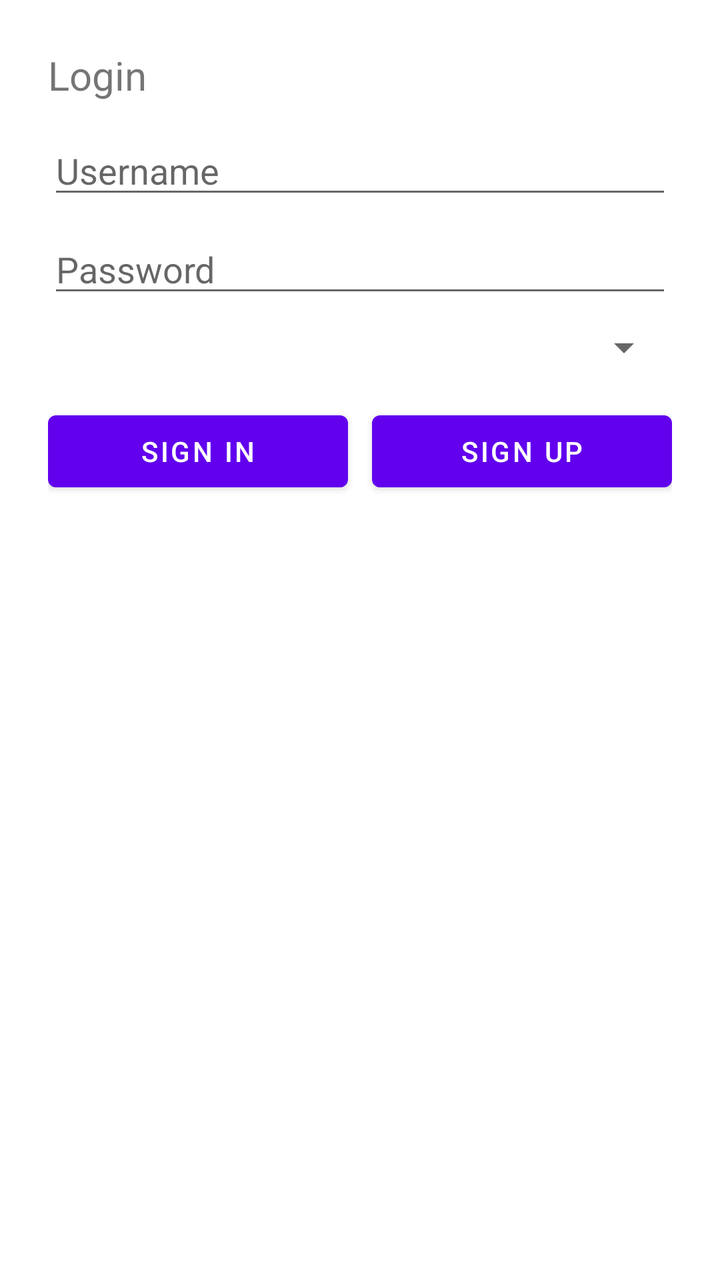
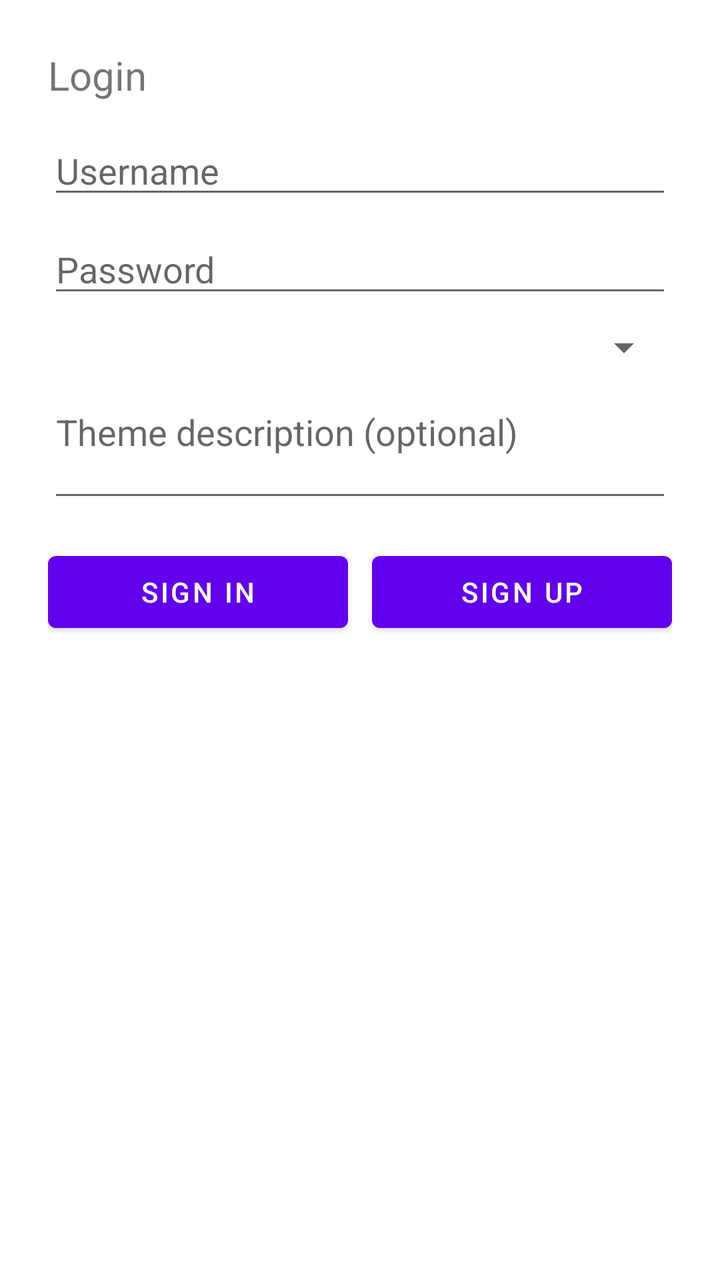

Screens rendered from an Android XML layout before and after an edit, with the pre-edit source and the edit as a unified diff.
<!-- AndroidManifest.xml: application theme Theme.MyFirstApp -->
<!-- res/layout/view_login_form.xml -->
<?xml version="1.0" encoding="utf-8"?>
<LinearLayout xmlns:android="http://schemas.android.com/apk/res/android"
    android:layout_width="match_parent"
    android:layout_height="match_parent"
    android:orientation="vertical"
    android:padding="24dp">

    <LinearLayout
        android:layout_width="match_parent"
        android:layout_height="wrap_content"
        android:layout_marginBottom="12dp"
        android:gravity="center_vertical"
        android:orientation="horizontal">

        <TextView
            android:id="@+id/loginTitle"
            android:layout_width="0dp"
            android:layout_height="wrap_content"
            android:layout_weight="1"
            android:text="Login"
            android:textSize="20sp" />

        <TextView
            android:id="@+id/errorMessage"
            android:layout_width="wrap_content"
            android:layout_height="wrap_content"
            android:layout_marginStart="8dp"
            android:background="#FFEBEE"
            android:padding="6dp"
            android:textColor="#FF0000"
            android:textSize="12sp"
            android:visibility="gone" />

    </LinearLayout>

    <EditText
        android:id="@+id/inputUsername"
        android:layout_width="match_parent"
        android:layout_height="wrap_content"
        android:hint="Username"
        android:inputType="textPersonName" />

    <EditText
        android:id="@+id/inputPassword"
        android:layout_width="match_parent"
        android:layout_height="wrap_content"
        android:layout_marginTop="8dp"
        android:hint="Password"
        android:inputType="textPassword" />

    <Spinner
        android:id="@+id/spinner_layout"
        android:layout_width="match_parent"
        android:layout_height="wrap_content"
        android:layout_marginTop="8dp" />

    <LinearLayout
        android:layout_width="match_parent"
        android:layout_height="wrap_content"
        android:layout_marginTop="16dp"
        android:orientation="horizontal">

        <Button
            android:id="@+id/buttonSignIn"
            android:layout_width="0dp"
            android:layout_height="wrap_content"
            android:layout_weight="1"
            android:text="Sign In" />

        <Button
            android:id="@+id/buttonSignUp"
            android:layout_width="0dp"
            android:layout_height="wrap_content"
            android:layout_marginStart="12dp"
            android:layout_weight="1"
            android:text="Sign Up" />
    </LinearLayout>

</LinearLayout>
<!-- resources referenced by this layout -->
<resources>
  <style name="Theme.MyFirstApp" parent="Theme.MaterialComponents.DayNight.DarkActionBar">
          
          <item name="colorPrimary">@color/purple_500</item>
          <item name="colorPrimaryVariant">@color/purple_700</item>
          <item name="colorOnPrimary">@color/white</item>
          
          <item name="colorSecondary">@color/teal_200</item>
          <item name="colorSecondaryVariant">@color/teal_700</item>
          <item name="colorOnSecondary">@color/black</item>
          
          <item name="android:statusBarColor" tools:targetApi="l">?attr/colorPrimaryVariant</item>
          
      </style>
  <color name="purple_500">#FF6200EE</color>
  <color name="purple_700">#FF3700B3</color>
  <color name="white">#FFFFFFFF</color>
  <color name="teal_200">#FF03DAC5</color>
  <color name="teal_700">#FF018786</color>
  <color name="black">#FF000000</color>
</resources>

<!-- the commit's change to res/layout/view_login_form.xml (unified diff, before → after) -->
@@ -54,6 +54,17 @@
         android:layout_height="wrap_content"
         android:layout_marginTop="8dp" />
 
+    <EditText
+        android:id="@+id/inputThemeDescription"
+        android:layout_width="match_parent"
+        android:layout_height="wrap_content"
+        android:layout_marginTop="8dp"
+        android:hint="Theme description (optional)"
+        android:minLines="2"
+        android:maxLines="4"
+        android:gravity="top|start"
+        android:inputType="textCapSentences|textMultiLine" />
+
     <LinearLayout
         android:layout_width="match_parent"
         android:layout_height="wrap_content"
